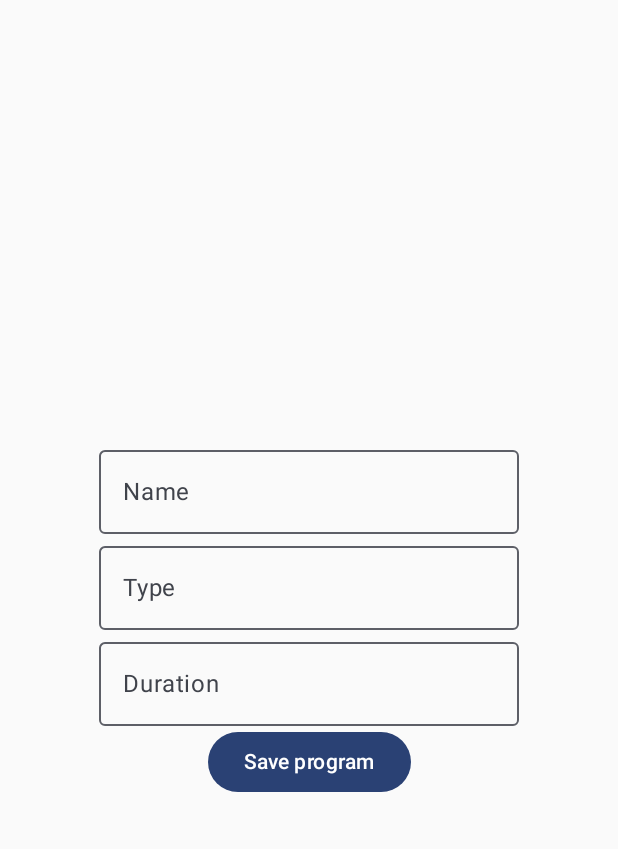
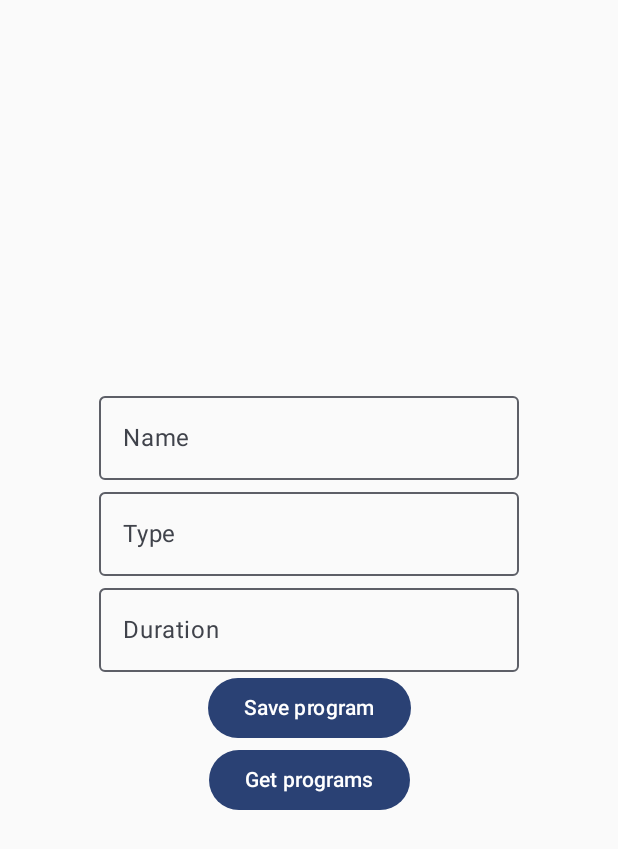
Before and after one commit to mik-nowacki/spart-app-mobile, an Android app built with Jetpack Compose: the CreateProgramActivity screen opened directly, with no data from a screen before it, after a tap on "Save program", on a phone screen of 412 x 824 dp. Shown: the top 849 px of the screen. Run offline under Robolectric (Android 15) with nearby library versions, the phone set to English and light mode, and no system bars; our stand-ins replace Firebase (no records; nobody signed in at launch, a user with empty details on screens opened directly); 1 other tap on this screen came first.

Commit message:
GET workouts from Firestore successful

```diff
--- a/app/src/main/java/com/example/spartapp/training/CreateProgramActivity.kt
+++ b/app/src/main/java/com/example/spartapp/training/CreateProgramActivity.kt
@@ -15,11 +15,14 @@ import androidx.compose.runtime.Composable
 import androidx.compose.runtime.getValue
 import androidx.compose.runtime.mutableStateOf
 import androidx.compose.runtime.remember
+import androidx.compose.runtime.rememberCompositionContext
+import androidx.compose.runtime.rememberCoroutineScope
 import androidx.compose.runtime.setValue
 import androidx.compose.ui.Alignment
 import androidx.compose.ui.Modifier
 import com.example.spartapp.training.ui.theme.SpartAppTheme
 import com.google.firebase.firestore.ktx.firestore
+import com.google.firebase.firestore.toObject
 import com.google.firebase.ktx.Firebase
 import kotlinx.coroutines.CoroutineScope
 import kotlinx.coroutines.Dispatchers
@@ -34,12 +37,56 @@ class CreateProgramActivity : ComponentActivity() {
         enableEdgeToEdge()
         setContent {
             SpartAppTheme {
-                userInputs()
+                Column(
+                    modifier = Modifier
+                        .fillMaxWidth()
+                        .fillMaxHeight(),
+                    verticalArrangement = Arrangement.Center,
+                    horizontalAlignment = Alignment.CenterHorizontally,
+                ) {
+                    UserInputs()
+                    UserPrograms()
+                }
             }
         }
     }
 
-    fun SaveProgram(program: Program) = CoroutineScope(Dispatchers.IO).launch {
+    private suspend fun getPrograms(): String {
+        return try {
+            val querySnapshot = programCollectionRef.get().await()
+            val sb = StringBuilder()
+            for (document in querySnapshot.documents) {
+                val program = document.toObject<Program>()
+                sb.append("$program\n")
+            }
+            sb.toString()
+        } catch (e: Exception) {
+            withContext(Dispatchers.Main) {
+                Toast.makeText(this@CreateProgramActivity, e.message, Toast.LENGTH_LONG).show()
+            }
+            "failed"
+        }
+    }
+
+    @Composable
+    fun UserPrograms() {
+        val coroutineScope = rememberCoroutineScope()
+        val programs = remember { mutableStateOf("hello") }
+
+        val getProgramOnClick: () -> Unit = {
+            coroutineScope.launch {
+                programs.value = getPrograms()
+            }
+        }
+
+        androidx.compose.material3.Button(onClick = getProgramOnClick) {
+            Text(text = "Get programs")
+        }
+        Text(text = programs.value)
+
+    }
+
+    private fun saveProgram(program: Program) = CoroutineScope(Dispatchers.IO).launch {
         try {
             programCollectionRef.add(program).await()
             withContext(Dispatchers.Main) {
@@ -57,18 +104,12 @@ class CreateProgramActivity : ComponentActivity() {
     }
 
     @Composable
-    fun userInputs() {
+    fun UserInputs() {
         var prName by remember { mutableStateOf("") }
         var prType by remember { mutableStateOf("") }
         var prDuration by remember { mutableStateOf("") }
 
-        Column(
-            modifier = Modifier
-                .fillMaxWidth()
-                .fillMaxHeight(),
-            verticalArrangement = Arrangement.Center,
-            horizontalAlignment = Alignment.CenterHorizontally,
-        ) {
+
         OutlinedTextField(
             value = prName,
             onValueChange = { prName = it },
@@ -85,10 +126,10 @@ class CreateProgramActivity : ComponentActivity() {
             label = { Text("Duration") })
 
         androidx.compose.material3.Button(onClick = {
-                SaveProgram(Program(name = prName, type = prType, duration = prDuration))
+            saveProgram(Program(name = prName, type = prType, duration = prDuration))
         }) {
             Text(text = "Save program")
+
         }
     }
 }
-}
--- a/app/src/main/java/com/example/spartapp/training/Program.kt
+++ b/app/src/main/java/com/example/spartapp/training/Program.kt
@@ -1,7 +1,7 @@
 package com.example.spartapp.training
 
 data class Program(
-    var name: String,
-    var type: String,
-    var duration: String
+    var name: String = "empty field",
+    var type: String = "empty field",
+    var duration: String = "empty field"
 )
```
Lines whose indentation alone changed are shown as unchanged.
